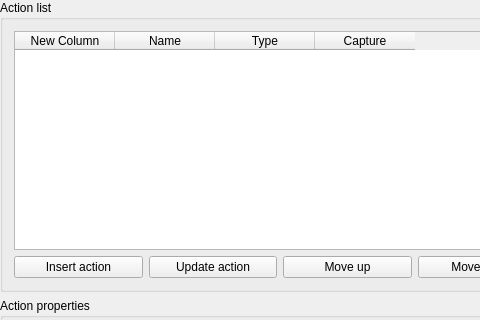
Old version of the form qgis/src/ui/qgsattributeactiondialogbase.ui in the repository sourcepole/qgis; both pictures show x 0 to 480 and y 0 to 320 of the 695 by 449 pixel window.
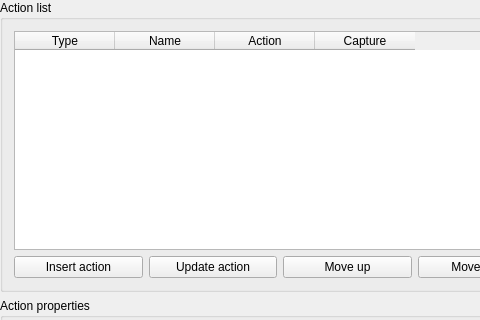
New version of the form.

Commit message: missed a column title

Diff of the .ui file:
```diff
--- a/qgis/src/ui/qgsattributeactiondialogbase.ui
+++ b/qgis/src/ui/qgsattributeactiondialogbase.ui
@@ -49,21 +49,21 @@
         <property name="columnCount">
          <number>4</number>
         </property>
-        <column>
-         <property name="text">
-          <string>New Column</string>
-         </property>
-        </column>
-        <column>
-         <property name="text">
-          <string>Name</string>
-         </property>
-        </column>
         <column>
          <property name="text">
           <string>Type</string>
          </property>
         </column>
+        <column>
+         <property name="text">
+          <string>Name</string>
+         </property>
+        </column>
+        <column>
+         <property name="text">
+          <string>Action</string>
+         </property>
+        </column>
         <column>
          <property name="text">
           <string>Capture</string>
```
